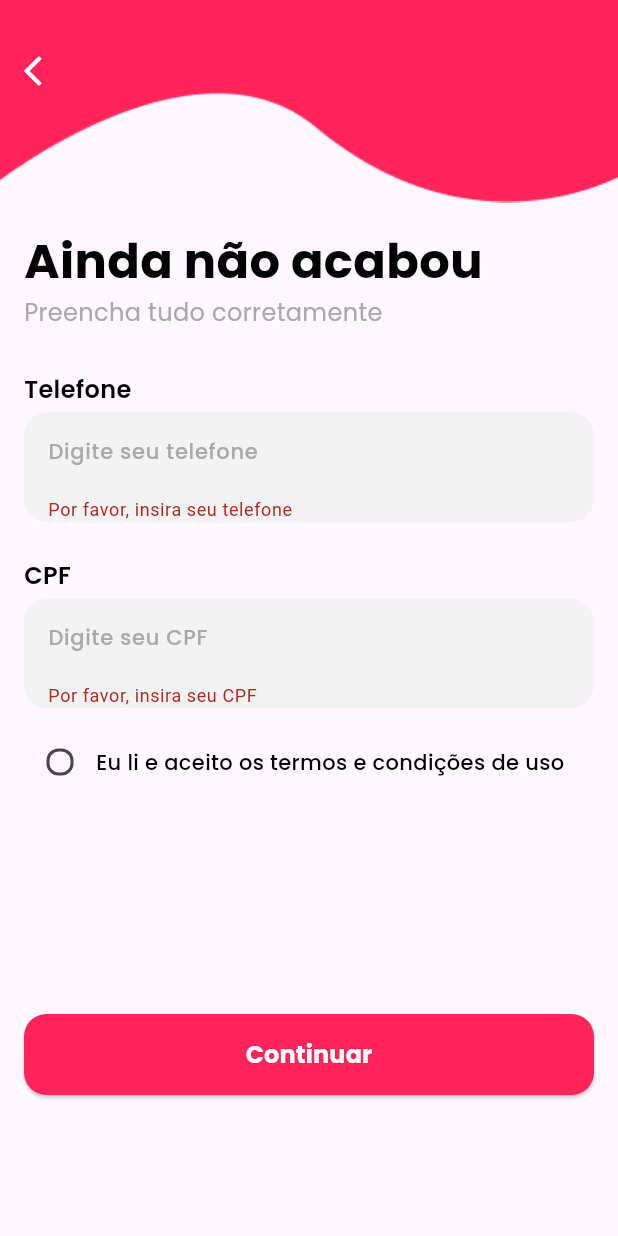
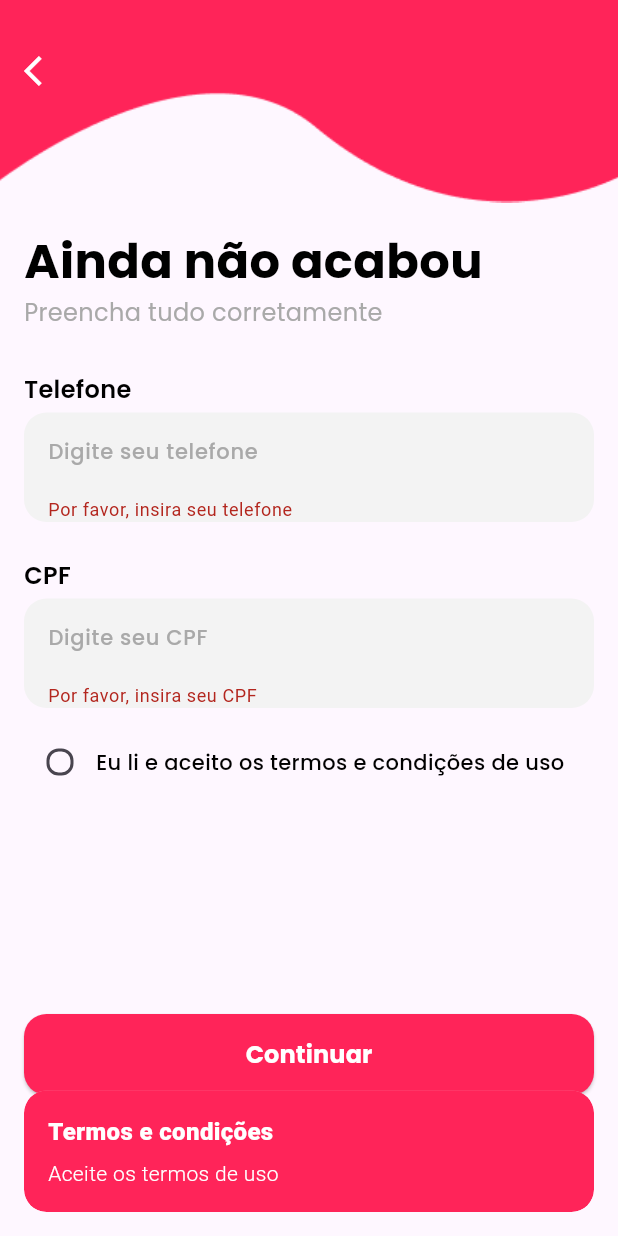
Before and after one commit to MJCantina/MJCantina-mobile-front-en, a Flutter app: the EndCadaster screen opened directly, after a tap on "Continuar", on a phone screen of 412 x 824 dp. Run offline on Flutter 3.47's test engine with Material 3 defaults, Android fonts, the phone set to English and light mode, and no system bars; our stand-ins replace cloud_firestore, firebase_auth, firebase_core, flutter_secure_storage, flutter_svg, get and 1 more; accounts and stored records are empty.

Commit message:
Commit OnCheckTerms
Botão apenas redireciona se aceitar os termos

```diff
--- a/lib/common/widgets/appbar/homebar.dart
+++ b/lib/common/widgets/appbar/homebar.dart
@@ -65,6 +65,7 @@ class HomeBar extends StatelessWidget implements PreferredSizeWidget {
                       IconButton(
                         onPressed: () {
                           AuthService.to.logout();
+
                         },
                         icon: SvgPicture.asset(AppVectors.notification),
                       ),
--- a/lib/common/widgets/base_button/appbutton.dart
+++ b/lib/common/widgets/base_button/appbutton.dart
@@ -10,7 +10,7 @@
     required this.onPressed,
     required this.title,
     this.height,
-    super.key
+    super.key,
   });
 
   @override
--- a/lib/presentation/autenticação/end_cadaster/endcadaster.dart
+++ b/lib/presentation/autenticação/end_cadaster/endcadaster.dart
@@ -111,9 +111,15 @@ class _EndCadasterState extends State<EndCadaster> {
                     children: [
                       BasicAppButton(
                         onPressed: () async {
-                          if (_key.currentState!.validate())  {
+                          if (_key.currentState!.validate() && value == true)  {
                             await controller.ctSend();
-                          }
+                          }else{
+                            Get.snackbar('Termos e condições', 'Aceite os termos de uso',
+                            backgroundColor: AppColors.primary,
+                            colorText: Colors.white,
+                            snackPosition: SnackPosition.BOTTOM,
+                            margin: const EdgeInsets.all(16),
+                            );                          }
                         },
                         title: 'Continuar',
                       ),
```
Also changed, not shown: 1 other file.
